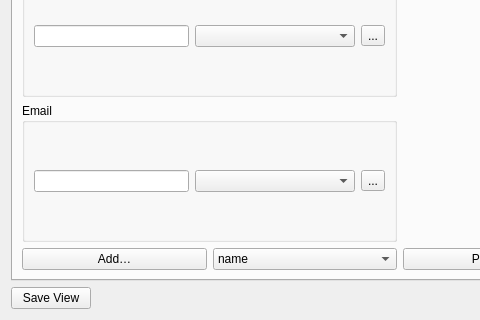
Above: app/contactdialog.ui from DarkHobbit/doublecontact before the change; both pictures show x 0 to 480 and y 260 to 580 of the 800 by 580 pixel window. Below: the same form after it.
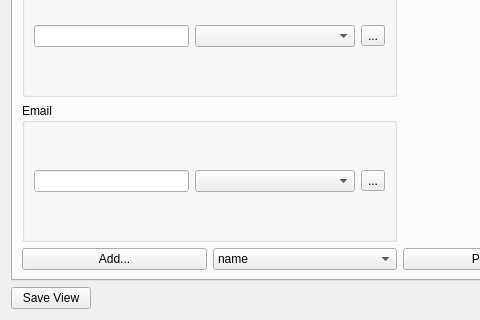
That is the form after the change. Icons and pictures are not drawn.

The edit to the form file:
```diff
--- a/app/contactdialog.ui
+++ b/app/contactdialog.ui
@@ -145,7 +145,7 @@
            <item>
             <widget class="QPushButton" name="btnAdd">
              <property name="text">
-              <string>Add…</string>
+              <string>Add...</string>
              </property>
             </widget>
            </item>
```
Left out of the diff: 4 changed lines with no effect on the pictures.
